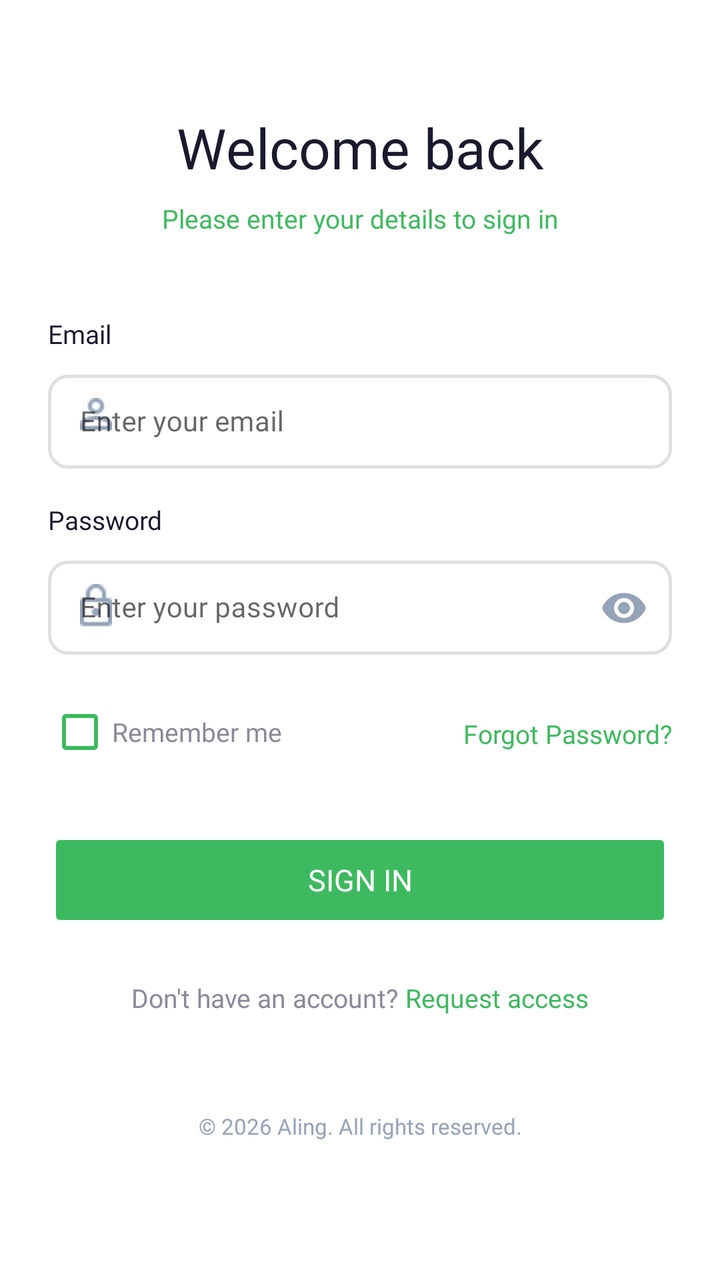
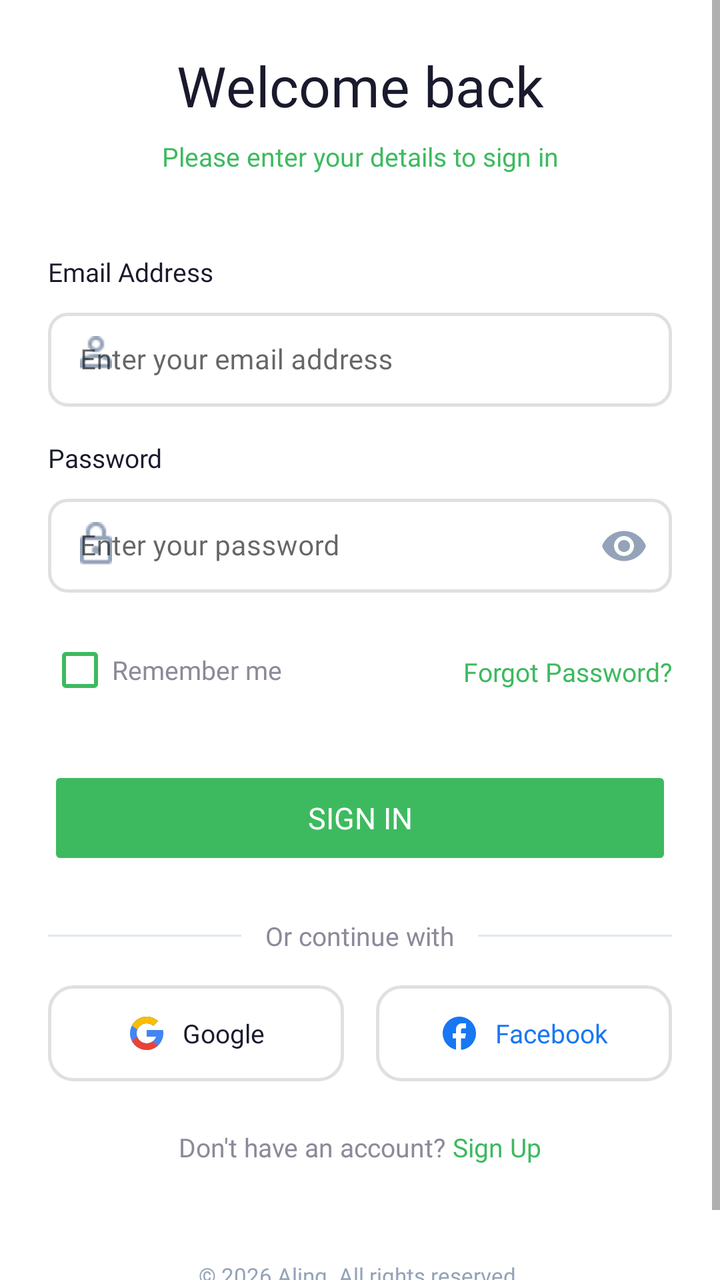

Before-and-after screenshots of an Android layout around one commit, followed by the original layout XML and the change that was made.
<!-- AndroidManifest.xml: application theme Theme.Aling_Jar -->
<!-- res/layout/activity_login.xml -->
<?xml version="1.0" encoding="utf-8"?>
<ScrollView
    xmlns:android="http://schemas.android.com/apk/res/android"
    xmlns:app="http://schemas.android.com/apk/res-auto"
    android:layout_width="match_parent"
    android:layout_height="match_parent"
    android:background="@color/splash_background"
    android:fillViewport="true">

    <androidx.constraintlayout.widget.ConstraintLayout
        android:layout_width="match_parent"
        android:layout_height="match_parent"
        android:paddingBottom="@dimen/login_padding_bottom">

        
        <androidx.constraintlayout.widget.Guideline
            android:id="@+id/guideStart"
            android:layout_width="wrap_content"
            android:layout_height="wrap_content"
            android:orientation="vertical"
            app:layout_constraintGuide_percent="0.0" />

        <androidx.constraintlayout.widget.Guideline
            android:id="@+id/guideEnd"
            android:layout_width="wrap_content"
            android:layout_height="wrap_content"
            android:orientation="vertical"
            app:layout_constraintGuide_percent="1.0" />

        
        <androidx.constraintlayout.widget.ConstraintLayout
            android:id="@+id/formContainer"
            android:layout_width="0dp"
            android:layout_height="wrap_content"
            android:maxWidth="@dimen/login_form_max_width"
            android:paddingStart="@dimen/login_padding_horizontal"
            android:paddingEnd="@dimen/login_padding_horizontal"
            app:layout_constraintEnd_toEndOf="parent"
            app:layout_constraintStart_toStartOf="parent"
            app:layout_constraintTop_toTopOf="parent"
            app:layout_constraintBottom_toBottomOf="parent"
            app:layout_constraintVertical_bias="0.45"
            app:layout_constraintWidth_max="@dimen/login_form_max_width">

            
            <TextView
                android:id="@+id/tvWelcomeTitle"
                android:layout_width="0dp"
                android:layout_height="wrap_content"
                android:layout_marginTop="@dimen/login_title_margin_top"
                android:text="Welcome back"
                android:textSize="@dimen/login_title_text_size"
                android:fontFamily="@font/poppins_semibold"
                android:textColor="@color/text_primary"
                android:gravity="center"
                app:layout_constraintEnd_toEndOf="parent"
                app:layout_constraintStart_toStartOf="parent"
                app:layout_constraintTop_toTopOf="parent" />

            
            <TextView
                android:id="@+id/tvSubtitle"
                android:layout_width="0dp"
                android:layout_height="wrap_content"
                android:layout_marginTop="@dimen/login_subtitle_margin_top"
                android:text="Please enter your details to sign in"
                android:textSize="@dimen/login_subtitle_text_size"
                android:fontFamily="@font/poppins_regular"
                android:textColor="@color/green_primary"
                android:gravity="center"
                app:layout_constraintEnd_toEndOf="parent"
                app:layout_constraintStart_toStartOf="parent"
                app:layout_constraintTop_toBottomOf="@id/tvWelcomeTitle" />

            
            <TextView
                android:id="@+id/tvUsernameLabel"
                android:layout_width="0dp"
                android:layout_height="wrap_content"
                android:layout_marginTop="@dimen/login_label_margin_top"
                android:text="Email"
                android:textSize="@dimen/login_label_text_size"
                android:fontFamily="@font/poppins_regular"
                android:textColor="@color/text_primary"
                app:layout_constraintEnd_toEndOf="parent"
                app:layout_constraintStart_toStartOf="parent"
                app:layout_constraintTop_toBottomOf="@id/tvSubtitle" />

            
            <com.google.android.material.textfield.TextInputLayout
                android:id="@+id/tilUsername"
                style="@style/Widget.MaterialComponents.TextInputLayout.OutlinedBox"
                android:layout_width="0dp"
                android:layout_height="wrap_content"
                android:layout_marginTop="@dimen/login_input_margin_top"
                app:boxCornerRadiusBottomEnd="@dimen/login_input_corner_radius"
                app:boxCornerRadiusBottomStart="@dimen/login_input_corner_radius"
                app:boxCornerRadiusTopEnd="@dimen/login_input_corner_radius"
                app:boxCornerRadiusTopStart="@dimen/login_input_corner_radius"
                app:boxStrokeColor="@color/input_stroke_selector"
                app:boxStrokeWidth="@dimen/login_input_stroke_width"
                app:boxBackgroundColor="@color/splash_background"
                app:startIconDrawable="@drawable/ic_person"
                app:startIconTint="@color/text_hint"
                app:layout_constraintEnd_toEndOf="parent"
                app:layout_constraintStart_toStartOf="parent"
                app:layout_constraintTop_toBottomOf="@id/tvUsernameLabel">

                <com.google.android.material.textfield.TextInputEditText
                    android:id="@+id/etUsername"
                    android:layout_width="match_parent"
                    android:layout_height="wrap_content"
                    android:hint="Enter your email"
                    android:textColorHint="@color/black"
                    android:inputType="text"
                    android:textSize="@dimen/login_input_text_size"
                    android:fontFamily="@font/poppins_regular"
                    android:textColor="@color/text_primary"
                    android:paddingTop="@dimen/login_input_padding_vertical"
                    android:paddingBottom="@dimen/login_input_padding_vertical" />

            </com.google.android.material.textfield.TextInputLayout>

            
            <TextView
                android:id="@+id/tvPasswordLabel"
                android:layout_width="0dp"
                android:layout_height="wrap_content"
                android:layout_marginTop="@dimen/login_password_label_margin_top"
                android:text="Password"
                android:textSize="@dimen/login_label_text_size"
                android:fontFamily="@font/poppins_regular"
                android:textColor="@color/text_primary"
                app:layout_constraintEnd_toEndOf="parent"
                app:layout_constraintStart_toStartOf="parent"
                app:layout_constraintTop_toBottomOf="@id/tilUsername" />

            
            <com.google.android.material.textfield.TextInputLayout
                android:id="@+id/tilPassword"
                style="@style/Widget.MaterialComponents.TextInputLayout.OutlinedBox"
                android:layout_width="0dp"
                android:layout_height="wrap_content"
                android:layout_marginTop="@dimen/login_input_margin_top"
                app:boxCornerRadiusBottomEnd="@dimen/login_input_corner_radius"
                app:boxCornerRadiusBottomStart="@dimen/login_input_corner_radius"
                app:boxCornerRadiusTopEnd="@dimen/login_input_corner_radius"
                app:boxCornerRadiusTopStart="@dimen/login_input_corner_radius"
                app:boxStrokeColor="@color/input_stroke_selector"
                app:boxStrokeWidth="@dimen/login_input_stroke_width"
                app:boxBackgroundColor="@color/splash_background"
                app:startIconDrawable="@drawable/ic_lock"
                app:startIconTint="@color/text_hint"
                app:endIconMode="password_toggle"
                app:endIconTint="@color/text_hint"
                app:layout_constraintEnd_toEndOf="parent"
                app:layout_constraintStart_toStartOf="parent"
                app:layout_constraintTop_toBottomOf="@id/tvPasswordLabel">

                <com.google.android.material.textfield.TextInputEditText
                    android:id="@+id/etPassword"
                    android:layout_width="match_parent"
                    android:layout_height="wrap_content"
                    android:hint="Enter your password"
                    android:inputType="textPassword"
                    android:textSize="@dimen/login_input_text_size"
                    android:fontFamily="@font/poppins_regular"
                    android:textColor="@color/text_primary"
                    android:paddingTop="@dimen/login_input_padding_vertical"
                    android:paddingBottom="@dimen/login_input_padding_vertical"
                    app:hintTextColor="@color/black"/>

            </com.google.android.material.textfield.TextInputLayout>

            
            <CheckBox
                android:id="@+id/cbRememberMe"
                android:layout_width="wrap_content"
                android:layout_height="wrap_content"
                android:layout_marginTop="@dimen/login_remember_margin_top"
                android:text="Remember me"
                android:textSize="@dimen/login_remember_text_size"
                android:fontFamily="@font/poppins_regular"
                android:textColor="@color/text_secondary"
                android:buttonTint="@color/green_primary"
                app:layout_constraintStart_toStartOf="parent"
                app:layout_constraintTop_toBottomOf="@id/tilPassword" />

            
            <TextView
                android:id="@+id/tvForgotPassword"
                android:layout_width="wrap_content"
                android:layout_height="wrap_content"
                android:layout_marginTop="@dimen/login_forgot_margin_top"
                android:clickable="true"
                android:focusable="true"
                android:fontFamily="@font/poppins_semibold"
                android:text="Forgot Password?"
                android:textColor="@color/green_primary"
                android:textSize="@dimen/login_forgot_text_size"
                app:layout_constraintEnd_toEndOf="parent"
                app:layout_constraintTop_toBottomOf="@id/tilPassword" />

            
            <Button
                android:id="@+id/btnSignIn"
                android:layout_width="0dp"
                android:layout_height="@dimen/login_button_height"
                android:layout_marginTop="@dimen/login_button_margin_top"
                android:text="Sign In"
                android:textSize="@dimen/login_button_text_size"
                android:fontFamily="@font/poppins_semibold"
                android:textColor="@color/white"
                android:backgroundTint="@color/green_primary"
                android:stateListAnimator="@null"
                app:cornerRadius="@dimen/login_button_corner_radius"
                app:layout_constraintEnd_toEndOf="parent"
                app:layout_constraintStart_toStartOf="parent"
                app:layout_constraintTop_toBottomOf="@id/cbRememberMe" />

            
            <LinearLayout
                android:id="@+id/llRegisterRow"
                android:layout_width="wrap_content"
                android:layout_height="wrap_content"
                android:layout_marginTop="@dimen/login_register_margin_top"
                android:orientation="horizontal"
                app:layout_constraintEnd_toEndOf="parent"
                app:layout_constraintStart_toStartOf="parent"
                app:layout_constraintTop_toBottomOf="@id/btnSignIn">

                <TextView
                    android:layout_width="wrap_content"
                    android:layout_height="wrap_content"
                    android:text="Don't have an account? "
                    android:textSize="@dimen/login_register_text_size"
                    android:fontFamily="@font/poppins_regular"
                    android:textColor="@color/text_secondary" />

                <TextView
                    android:id="@+id/tvRequestAccess"
                    android:layout_width="wrap_content"
                    android:layout_height="wrap_content"
                    android:text="Request access"
                    android:textSize="@dimen/login_register_text_size"
                    android:fontFamily="@font/poppins_semibold"
                    android:textColor="@color/green_primary"
                    android:clickable="true"
                    android:focusable="true" />
            </LinearLayout>

            
            <TextView
                android:id="@+id/tvFooter"
                android:layout_width="0dp"
                android:layout_height="wrap_content"
                android:layout_marginTop="@dimen/login_footer_margin_top"
                android:text="© 2026 Aling. All rights reserved."
                android:textSize="@dimen/login_footer_text_size"
                android:fontFamily="@font/poppins_regular"
                android:textColor="@color/text_hint"
                android:gravity="center"
                app:layout_constraintEnd_toEndOf="parent"
                app:layout_constraintStart_toStartOf="parent"
                app:layout_constraintTop_toBottomOf="@id/llRegisterRow" />

        </androidx.constraintlayout.widget.ConstraintLayout>

    </androidx.constraintlayout.widget.ConstraintLayout>

</ScrollView>
<!-- resources referenced by this layout -->
<resources>
  <color name="black">#FF000000</color>
  <color name="green_primary">#3DBA5F</color>
  <color name="splash_background">#FFFFFF</color>
  <color name="text_hint">#94A3B8</color>
  <color name="text_primary">#1A1A2E</color>
  <color name="text_secondary">#8A8A9A</color>
  <color name="white">#FFFFFFFF</color>
  <dimen name="login_button_height">52dp</dimen>
  <dimen name="login_button_margin_top">24dp</dimen>
  <dimen name="login_button_text_size">15sp</dimen>
  <dimen name="login_footer_margin_top">48dp</dimen>
  <dimen name="login_footer_text_size">11sp</dimen>
  <dimen name="login_forgot_margin_top">30dp</dimen>
  <dimen name="login_forgot_text_size">13sp</dimen>
  <dimen name="login_form_max_width">9999dp</dimen>
  <dimen name="login_input_margin_top">6dp</dimen>
  <dimen name="login_input_text_size">14sp</dimen>
  <dimen name="login_label_margin_top">40dp</dimen>
  <dimen name="login_label_text_size">13sp</dimen>
  <dimen name="login_padding_bottom">32dp</dimen>
  <dimen name="login_padding_horizontal">24dp</dimen>
  <dimen name="login_register_margin_top">24dp</dimen>
  <dimen name="login_register_text_size">13sp</dimen>
  <dimen name="login_remember_margin_top">14dp</dimen>
  <dimen name="login_remember_text_size">13sp</dimen>
  <dimen name="login_subtitle_margin_top">8dp</dimen>
  <dimen name="login_subtitle_text_size">13sp</dimen>
  <dimen name="login_title_margin_top">24dp</dimen>
  <dimen name="login_title_text_size">28sp</dimen>
  <!-- unchanged entries left out for length: 8 -->
</resources>

<!-- the commit's change to res/layout/activity_login.xml (unified diff, before → after) -->
@@ -78,7 +78,7 @@
                 android:layout_width="0dp"
                 android:layout_height="wrap_content"
                 android:layout_marginTop="@dimen/login_label_margin_top"
-                android:text="Email"
+                android:text="Email Address"
                 android:textSize="@dimen/login_label_text_size"
                 android:fontFamily="@font/poppins_regular"
                 android:textColor="@color/text_primary"
@@ -110,7 +110,7 @@
                     android:id="@+id/etUsername"
                     android:layout_width="match_parent"
                     android:layout_height="wrap_content"
-                    android:hint="Enter your email"
+                    android:hint="Enter your email address"
                     android:textColorHint="@color/black"
                     android:inputType="text"
                     android:textSize="@dimen/login_input_text_size"
@@ -220,14 +220,121 @@
 
             
             <LinearLayout
+                android:id="@+id/llOAuthDivider"
+                android:layout_width="0dp"
+                android:layout_height="wrap_content"
+                android:layout_marginTop="24dp"
+                android:gravity="center"
+                android:orientation="horizontal"
+                app:layout_constraintEnd_toEndOf="parent"
+                app:layout_constraintStart_toStartOf="parent"
+                app:layout_constraintTop_toBottomOf="@id/btnSignIn">
+
+                <View
+                    android:layout_width="0dp"
+                    android:layout_height="1dp"
+                    android:layout_weight="1"
+                    android:background="@color/divider_color" />
+
+                <TextView
+                    android:layout_width="wrap_content"
+                    android:layout_height="wrap_content"
+                    android:layout_marginStart="12dp"
+                    android:layout_marginEnd="12dp"
+                    android:fontFamily="@font/poppins_regular"
+                    android:text="@string/or_continue_with"
+                    android:textColor="@color/text_secondary"
+                    android:textSize="@dimen/login_remember_text_size" />
+
+                <View
+                    android:layout_width="0dp"
+                    android:layout_height="1dp"
+                    android:layout_weight="1"
+                    android:background="@color/divider_color" />
+            </LinearLayout>
+
+            
+            <LinearLayout
+                android:id="@+id/llOAuthButtons"
+                android:layout_width="0dp"
+                android:layout_height="wrap_content"
+                android:layout_marginTop="16dp"
+                android:orientation="horizontal"
+                app:layout_constraintEnd_toEndOf="parent"
+                app:layout_constraintStart_toStartOf="parent"
+                app:layout_constraintTop_toBottomOf="@id/llOAuthDivider">
+
+                
+                <LinearLayout
+                    android:id="@+id/btnGoogle"
+                    android:layout_width="0dp"
+                    android:layout_height="48dp"
+                    android:layout_weight="1"
+                    android:layout_marginEnd="8dp"
+                    android:background="@drawable/bg_oauth_button"
+                    android:clickable="true"
+                    android:focusable="true"
+                    android:foreground="?attr/selectableItemBackground"
+                    android:gravity="center"
+                    android:orientation="horizontal">
+
+                    <ImageView
+                        android:layout_width="20dp"
+                        android:layout_height="20dp"
+                        android:contentDescription="@string/continue_google"
+                        android:src="@drawable/ic_google" />
+
+                    <TextView
+                        android:layout_width="wrap_content"
+                        android:layout_height="wrap_content"
+                        android:layout_marginStart="8dp"
+                        android:fontFamily="@font/poppins_semibold"
+                        android:text="@string/continue_google"
+                        android:textColor="@color/text_primary"
+                        android:textSize="@dimen/login_remember_text_size" />
+                </LinearLayout>
+
+                
+                <LinearLayout
+                    android:id="@+id/btnFacebook"
+                    android:layout_width="0dp"
+                    android:layout_height="48dp"
+                    android:layout_weight="1"
+                    android:layout_marginStart="8dp"
+                    android:background="@drawable/bg_oauth_button"
+                    android:clickable="true"
+                    android:focusable="true"
+                    android:foreground="?attr/selectableItemBackground"
+                    android:gravity="center"
+                    android:orientation="horizontal">
+
+                    <ImageView
+                        android:layout_width="20dp"
+                        android:layout_height="20dp"
+                        android:contentDescription="@string/continue_facebook"
+                        android:src="@drawable/ic_facebook" />
+
+                    <TextView
+                        android:layout_width="wrap_content"
+                        android:layout_height="wrap_content"
+                        android:layout_marginStart="8dp"
+                        android:fontFamily="@font/poppins_semibold"
+                        android:text="@string/continue_facebook"
+                        android:textColor="@color/facebook_blue"
+                        android:textSize="@dimen/login_remember_text_size" />
+                </LinearLayout>
+            </LinearLayout>
+
+            
+            <LinearLayout
                 android:id="@+id/llRegisterRow"
                 android:layout_width="wrap_content"
                 android:layout_height="wrap_content"
-                android:layout_marginTop="@dimen/login_register_margin_top"
+                android:layout_marginTop="24dp"
                 android:orientation="horizontal"
                 app:layout_constraintEnd_toEndOf="parent"
                 app:layout_constraintStart_toStartOf="parent"
-                app:layout_constraintTop_toBottomOf="@id/btnSignIn">
+                app:layout_constraintTop_toBottomOf="@id/llOAuthButtons">
 
                 <TextView
                     android:layout_width="wrap_content"
@@ -241,7 +348,7 @@
                     android:id="@+id/tvRequestAccess"
                     android:layout_width="wrap_content"
                     android:layout_height="wrap_content"
-                    android:text="Request access"
+                    android:text="Sign Up"
                     android:textSize="@dimen/login_register_text_size"
                     android:fontFamily="@font/poppins_semibold"
                     android:textColor="@color/green_primary"
<!-- resource entries referenced after the edit -->
@@ -1,6 +1,8 @@
 <!-- resources referenced by this layout -->
 <resources>
   <color name="black">#FF000000</color>
+  <color name="divider_color">#E2E8F0</color>
+  <color name="facebook_blue">#1877F2</color>
   <color name="green_primary">#3DBA5F</color>
   <color name="splash_background">#FFFFFF</color>
   <color name="text_hint">#94A3B8</color>
@@ -21,7 +23,6 @@
   <dimen name="login_label_text_size">13sp</dimen>
   <dimen name="login_padding_bottom">32dp</dimen>
   <dimen name="login_padding_horizontal">24dp</dimen>
-  <dimen name="login_register_margin_top">24dp</dimen>
   <dimen name="login_register_text_size">13sp</dimen>
   <dimen name="login_remember_margin_top">14dp</dimen>
   <dimen name="login_remember_text_size">13sp</dimen>
@@ -29,6 +30,61 @@
   <dimen name="login_subtitle_text_size">13sp</dimen>
   <dimen name="login_title_margin_top">24dp</dimen>
   <dimen name="login_title_text_size">28sp</dimen>
+  <!-- drawable bg_oauth_button (drawable) -->
+  <?xml version="1.0" encoding="utf-8"?>
+  <shape xmlns:android="http://schemas.android.com/apk/res/android"
+      android:shape="rectangle">
+  
+      <solid android:color="@color/white" />
+      <stroke
+          android:width="1.5dp"
+          android:color="@color/oauth_btn_stroke" />
+      <corners android:radius="12dp" />
+  </shape>
+  <!-- drawable ic_facebook (drawable) -->
+  <?xml version="1.0" encoding="utf-8"?>
+  <vector xmlns:android="http://schemas.android.com/apk/res/android"
+      android:width="24dp"
+      android:height="24dp"
+      android:viewportWidth="24"
+      android:viewportHeight="24">
+  
+      <path
+          android:fillColor="#1877F2"
+          android:pathData="M22,12C22,6.48 17.52,2 12,2S2,6.48 2,12c0,4.84 3.44,8.87 8,9.8V15H8v-3h2V9.5C10,7.57 11.57,6 13.5,6H16v3h-2c-0.55,0 -1,0.45 -1,1v2h3l-0.5,3H13v6.95C18.05,21.45 22,17.19 22,12z" />
+  </vector>
+  <!-- drawable ic_google (drawable) -->
+  <?xml version="1.0" encoding="utf-8"?>
+  <vector xmlns:android="http://schemas.android.com/apk/res/android"
+      android:width="24dp"
+      android:height="24dp"
+      android:viewportWidth="48"
+      android:viewportHeight="48">
+  
+      
+      <path
+          android:fillColor="#4285F4"
+          android:pathData="M43.611,20.083H42V20H24v8h11.303c-1.649,4.657 -6.08,8 -11.303,8c-6.627,0 -12,-5.373 -12,-12s5.373,-12 12,-12c3.059,0 5.842,1.154 7.961,3.039l5.657,-5.657C34.046,6.053 29.268,4 24,4C12.955,4 4,12.955 4,24s8.955,20 20,20s20,-8.955 20,-20C44,22.659 43.862,21.35 43.611,20.083z" />
+  
+      
+      <path
+          android:fillColor="#34A853"
+          android:pathData="M6.306,14.691l6.571,4.819C14.655,15.108 18.961,12 24,12c3.059,0 5.842,1.154 7.961,3.039l5.657,-5.657C34.046,6.053 29.268,4 24,4C16.318,4 9.656,8.337 6.306,14.691z" />
+  
+      
+      <path
+          android:fillColor="#FBBC05"
+          android:pathData="M6.306,14.691l6.571,4.819C14.655,15.108 18.961,12 24,12c3.059,0 5.842,1.154 7.961,3.039l5.657,-5.657C34.046,6.053 29.268,4 24,4C16.318,4 9.656,8.337 6.306,14.691z" />
+  
+      
+      <path
+          android:fillColor="#EA4335"
+          android:pathData="M24,44c5.166,0 9.86,-1.977 13.409,-5.192l-6.19,-5.238C29.211,35.091 26.715,36 24,36c-5.202,0 -9.619,-3.317 -11.283,-7.946l-6.522,5.025C9.505,39.556 16.227,44 24,44z" />
+  </vector>
+  <string name="continue_facebook">Facebook</string>
+  <string name="continue_google">Google</string>
+  <string name="or_continue_with">Or continue with</string>
+  <color name="oauth_btn_stroke">#E0E0E0</color>
   <!-- unchanged entries left out for length: 8 -->
 </resources>
 
